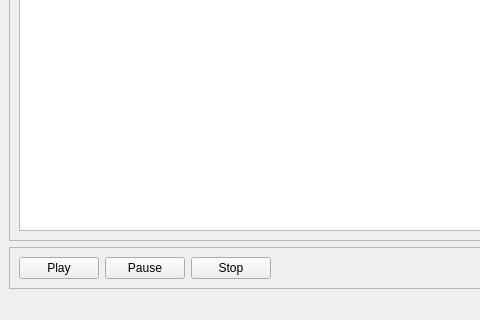
graal101/Radio, file ui/main_radio.ui: the form before one commit; both pictures show x 0 to 480 and y 280 to 600 of the 800 by 600 pixel window.
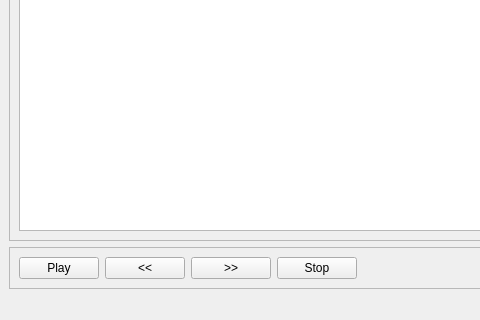
The form after the commit. Icons and pictures are not drawn.

Commit message: stay tuned buttons

Patch:
```diff
--- a/ui/main_radio.ui
+++ b/ui/main_radio.ui
@@ -59,7 +59,14 @@
           <cursorShape>PointingHandCursor</cursorShape>
          </property>
          <property name="text">
-          <string>Pause</string>
+          <string>&lt;&lt;</string>
+         </property>
+        </widget>
+       </item>
+       <item>
+        <widget class="QPushButton" name="pushUp">
+         <property name="text">
+          <string>&gt;&gt;</string>
          </property>
         </widget>
        </item>
```
Left out of the diff: 2 changed lines with no effect on the pictures. The commit also changes 1 other file.
